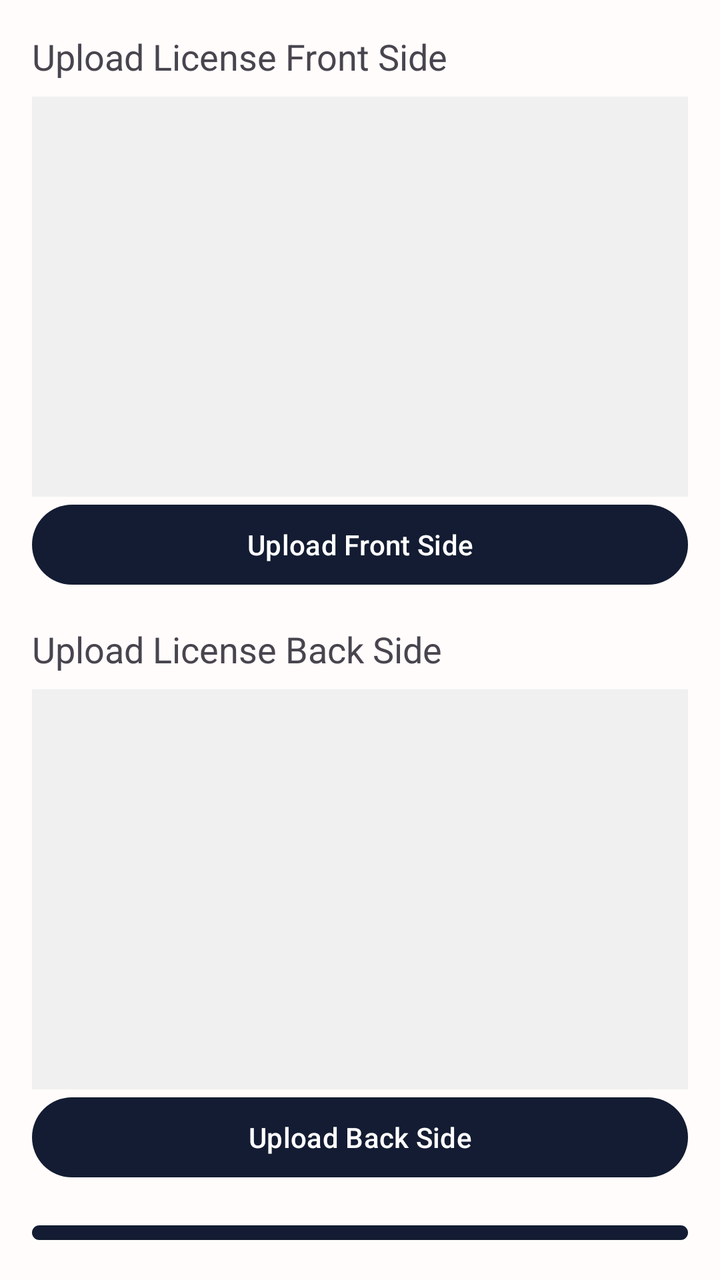
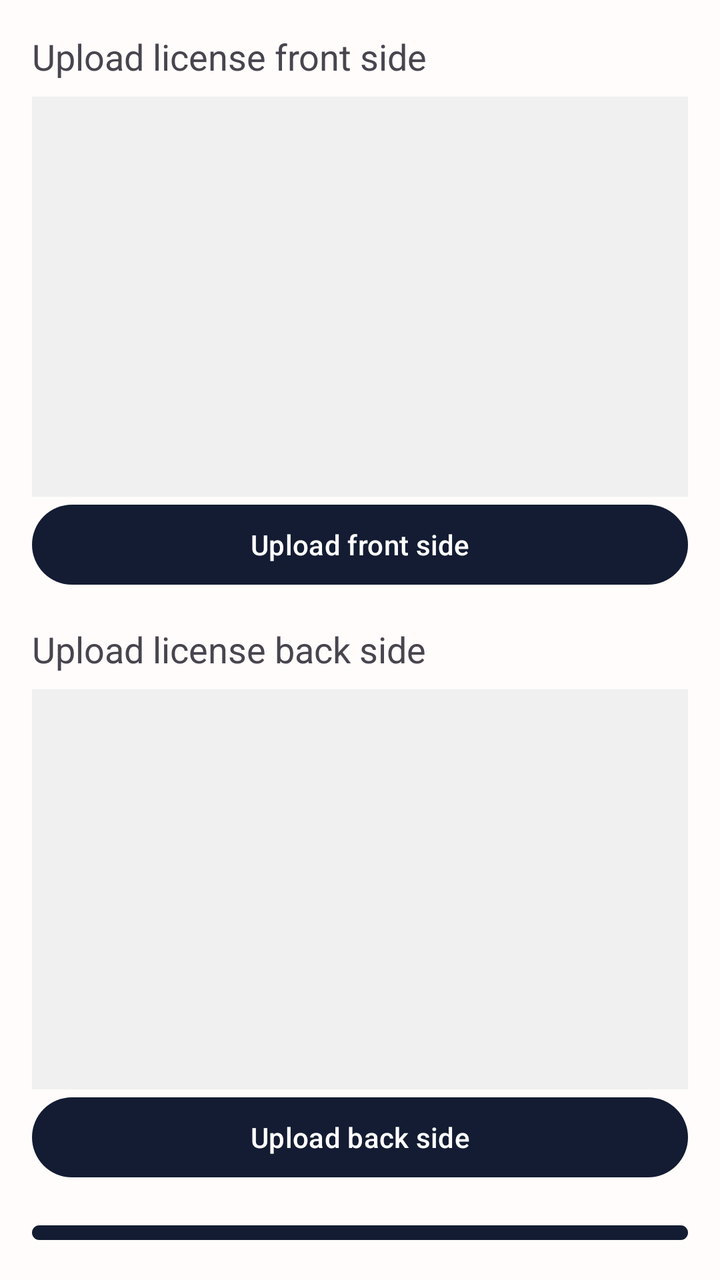

Two renders of the same Android screen: before a commit and after it. Below are the layout's source before the change and the commit's diff.
<!-- AndroidManifest.xml: application theme Theme.CarRentingTest -->
<!-- res/layout/activity_license_capture.xml -->
<?xml version="1.0" encoding="utf-8"?>
<LinearLayout xmlns:android="http://schemas.android.com/apk/res/android"
    android:layout_width="match_parent"
    android:layout_height="match_parent"
    android:orientation="vertical"
    android:padding="16dp">

    <TextView
        android:layout_width="wrap_content"
        android:layout_height="wrap_content"
        android:text="Upload License Front Side"
        android:textSize="18sp"
        android:layout_marginBottom="8dp"/>

    <ImageView
        android:id="@+id/ivFrontLicense"
        android:layout_width="match_parent"
        android:layout_height="200dp"
        android:scaleType="centerCrop"
        android:background="#f0f0f0"/>

    <Button
        android:id="@+id/btnUploadFront"
        android:layout_width="match_parent"
        android:layout_height="wrap_content"
        android:text="Upload Front Side"
        android:layout_marginBottom="16dp"/>

    <TextView
        android:layout_width="wrap_content"
        android:layout_height="wrap_content"
        android:text="Upload License Back Side"
        android:textSize="18sp"
        android:layout_marginBottom="8dp"/>

    <ImageView
        android:id="@+id/ivBackLicense"
        android:layout_width="match_parent"
        android:layout_height="200dp"
        android:scaleType="centerCrop"
        android:background="#f0f0f0"/>

    <Button
        android:id="@+id/btnUploadBack"
        android:layout_width="match_parent"
        android:layout_height="wrap_content"
        android:text="Upload Back Side"
        android:layout_marginBottom="16dp"/>

    <Button
        android:id="@+id/btnVerify"
        android:layout_width="match_parent"
        android:layout_height="wrap_content"
        android:text="Verify License"/>

    <TextView
        android:id="@+id/tvVerificationResult"
        android:layout_width="wrap_content"
        android:layout_height="wrap_content"
        android:layout_marginTop="16dp"
        android:textSize="16sp"/>

</LinearLayout>
<!-- resources referenced by this layout -->
<resources>
  <style name="Theme.CarRentingTest" parent="Base.Theme.CarRentingTest" />
  <style name="Base.Theme.CarRentingTest" parent="Theme.Material3.DayNight.NoActionBar">
          <item name="colorPrimary">@color/colorPrimary</item>
          <item name="colorPrimaryVariant">@color/colorPrimaryVariant</item>
          <item name="colorOnPrimary">@color/colorOnPrimary</item>
          <item name="colorSecondary">@color/colorSecondary</item>
          <item name="colorSecondaryVariant">@color/colorSecondaryVariant</item>
          <item name="colorOnSecondary">@color/colorOnSecondary</item>
          <item name="android:statusBarColor">@color/colorPrimaryVariant</item>
          <item name="android:navigationBarColor">@color/colorSurface</item>
          <item name="android:windowBackground">@color/colorBackground</item>
      </style>
  <color name="colorPrimary">@color/palette_dark_blue</color>
  <color name="colorPrimaryVariant">@color/palette_deep_blue</color>
  <color name="colorOnPrimary">@color/palette_white</color>
  <color name="colorSecondary">@color/palette_teal</color>
  <color name="colorSecondaryVariant">#C89C2E</color>
  <color name="colorOnSecondary">@color/palette_dark_blue</color>
  <color name="colorSurface">@color/palette_white</color>
  <color name="colorBackground">@color/palette_very_light_blue</color>
  <color name="palette_dark_blue">#131C32</color>
  <color name="palette_deep_blue">#1F2A44</color>
  <color name="palette_white">#FFFFFF</color>
  <color name="palette_teal">#D4AF37</color>
  <color name="palette_very_light_blue">#FFFCFB</color>
</resources>

<!-- the commit's change to res/layout/activity_license_capture.xml (unified diff, before → after) -->
@@ -8,7 +8,7 @@
     <TextView
         android:layout_width="wrap_content"
         android:layout_height="wrap_content"
-        android:text="Upload License Front Side"
+        android:text="@string/license_upload_front_title"
         android:textSize="18sp"
         android:layout_marginBottom="8dp"/>
 
@@ -23,13 +23,13 @@
         android:id="@+id/btnUploadFront"
         android:layout_width="match_parent"
         android:layout_height="wrap_content"
-        android:text="Upload Front Side"
+        android:text="@string/license_upload_front_action"
         android:layout_marginBottom="16dp"/>
 
     <TextView
         android:layout_width="wrap_content"
         android:layout_height="wrap_content"
-        android:text="Upload License Back Side"
+        android:text="@string/license_upload_back_title"
         android:textSize="18sp"
         android:layout_marginBottom="8dp"/>
 
@@ -44,14 +44,14 @@
         android:id="@+id/btnUploadBack"
         android:layout_width="match_parent"
         android:layout_height="wrap_content"
-        android:text="Upload Back Side"
+        android:text="@string/license_upload_back_action"
         android:layout_marginBottom="16dp"/>
 
     <Button
         android:id="@+id/btnVerify"
         android:layout_width="match_parent"
         android:layout_height="wrap_content"
-        android:text="Verify License"/>
+        android:text="@string/verify_license"/>
 
     <TextView
         android:id="@+id/tvVerificationResult"
<!-- resource entries referenced after the edit -->
@@ -1,5 +1,10 @@
 <!-- resources referenced by this layout -->
 <resources>
+  <string name="license_upload_back_action">Upload back side</string>
+  <string name="license_upload_back_title">Upload license back side</string>
+  <string name="license_upload_front_action">Upload front side</string>
+  <string name="license_upload_front_title">Upload license front side</string>
+  <string name="verify_license" tools:ignore="MissingTranslation">Verify license</string>
   <style name="Theme.CarRentingTest" parent="Base.Theme.CarRentingTest" />
   <style name="Base.Theme.CarRentingTest" parent="Theme.Material3.DayNight.NoActionBar">
           <item name="colorPrimary">@color/colorPrimary</item>
